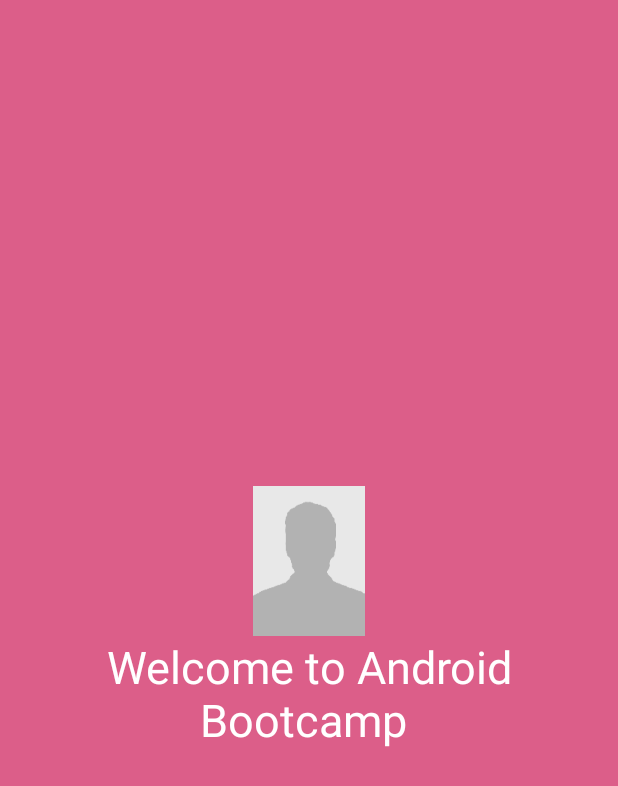
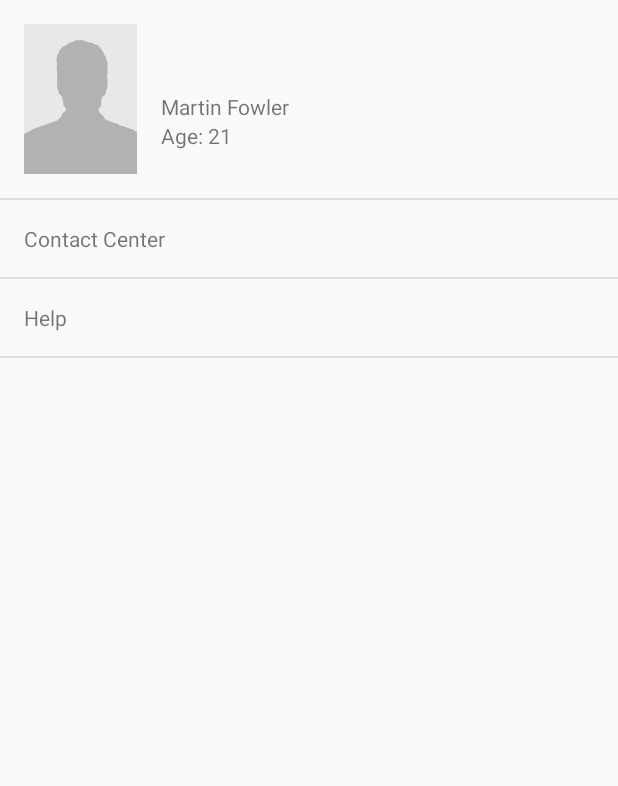
Before and after one commit to jhansireddy/Bootcamp, an Android app: the screen it shows after launch (AccountsActivity), after a tap on "LOGIN", on a phone screen of 412 x 824 dp. Shown: the top 786 px of the screen. Run offline under Robolectric (Android 15) with nearby library versions, the phone set to English and light mode, and no system bars.

Commit message:
Added Fragment

```diff
--- a/app/src/main/java/com/androidbootcamp/AccountsActivity.java
+++ b/app/src/main/java/com/androidbootcamp/AccountsActivity.java
@@ -1,6 +1,7 @@
 package com.androidbootcamp;
 
 import android.app.Activity;
+import android.app.Fragment;
 import android.content.Intent;
 import android.graphics.Bitmap;
 import android.os.Bundle;
@@ -16,47 +17,22 @@ import com.androidbootcamp.util.CameraUtility;
  */
 public class AccountsActivity extends Activity {
 
-    private static final int CAPTURE_IMAGE_ACTIVITY_REQUEST_CODE = 12;
-    public static String UserName = "USER_NAME";
-    private ImageView profilePic;
+    public static String UserName ="userName";
+    private AccountsFragment accountsFragment;
 
     @Override
     protected void onCreate(Bundle savedInstanceState) {
         super.onCreate(savedInstanceState);
         setContentView(R.layout.activity_accounts);
-        init();
-    }
-
-    private void init() {
-        TextView welcomeTextView = (TextView) findViewById(R.id.welcomeTextView);
-        welcomeTextView.setText(getWelcomeText());
-        profilePic = (ImageView) findViewById(R.id.profilePic);
-        profilePic.setOnClickListener(new ProfilePicClickListener());
-    }
-
-    private String getWelcomeText() {
-        String userName = getIntent().getStringExtra(UserName);
-        return getString(R.string.welcome) + " " + userName;
-    }
-
-    private class ProfilePicClickListener implements View.OnClickListener {
-
-        @Override
-        public void onClick(View v) {
-            captureImageFromCamera();
-        }
-    }
-
-    private void captureImageFromCamera() {
-        CameraUtility.captureImage(this, CAPTURE_IMAGE_ACTIVITY_REQUEST_CODE);
+        accountsFragment = (AccountsFragment) getFragmentManager().findFragmentById(R.id.accountsFragment);
     }
 
     @Override
     protected void onActivityResult(int requestCode, int resultCode, Intent data) {
         super.onActivityResult(requestCode, resultCode, data);
-        if (requestCode == CAPTURE_IMAGE_ACTIVITY_REQUEST_CODE && resultCode == Activity.RESULT_OK) {
+        if (requestCode == AccountsFragment.CAPTURE_IMAGE_ACTIVITY_REQUEST_CODE && resultCode == Activity.RESULT_OK) {
             Bitmap bitmap = CameraUtility.extractImage(data);
-            profilePic.setImageBitmap(bitmap);
+            accountsFragment.setImageBitmap(bitmap);
         }
     }
 }
--- /dev/null
+++ b/app/src/main/java/com/androidbootcamp/AccountsFragment.java
@@ -0,0 +1,61 @@
+package com.androidbootcamp;
+
+import android.app.Activity;
+import android.app.Fragment;
+import android.content.Intent;
+import android.graphics.Bitmap;
+import android.os.Bundle;
+import android.support.annotation.Nullable;
+import android.view.LayoutInflater;
+import android.view.View;
+import android.view.ViewGroup;
+import android.widget.ImageView;
+import android.widget.TextView;
+
+import com.androidbootcamp.util.CameraUtility;
+
+/**
+ * Created by jhansirk on 1/15/16.
+ */
+public class AccountsFragment extends Fragment {
+
+    private View view;
+    public static final int CAPTURE_IMAGE_ACTIVITY_REQUEST_CODE = 12;
+    private ImageView profilePic;
+
+    @Nullable
+    @Override
+    public View onCreateView(LayoutInflater inflater, ViewGroup container, Bundle savedInstanceState) {
+        view = inflater.inflate(R.layout.fragment_accounts, null);
+        init();
+        return view;
+    }
+
+    private void init() {
+        TextView welcomeTextView = (TextView) view.findViewById(R.id.welcomeTextView);
+        profilePic = (ImageView) view.findViewById(R.id.profilePic);
+        profilePic.setOnClickListener(new ProfilePicClickListener());
+    }
+
+    private String getWelcomeText() {
+        String userName = getActivity().getIntent().getStringExtra(AccountsActivity.UserName);
+        return getString(R.string.welcome) + " " + userName;
+    }
+
+    public void setImageBitmap(Bitmap bitmap) {
+        profilePic.setImageBitmap(bitmap);
+    }
+
+    private class ProfilePicClickListener implements View.OnClickListener {
+
+        @Override
+        public void onClick(View v) {
+            captureImageFromCamera();
+        }
+    }
+
+    private void captureImageFromCamera() {
+        CameraUtility.captureImage(getActivity(), CAPTURE_IMAGE_ACTIVITY_REQUEST_CODE);
+    }
+
+}
--- a/app/src/main/res/layout/activity_accounts.xml
+++ b/app/src/main/res/layout/activity_accounts.xml
@@ -2,24 +2,14 @@
 <LinearLayout xmlns:android="http://schemas.android.com/apk/res/android"
     android:layout_width="match_parent"
     android:layout_height="match_parent"
-    android:background="@color/colorAccent"
     android:gravity="center"
     android:orientation="vertical">
 
-    <ImageView
-        android:id="@+id/profilePic"
-        android:layout_width="200dp"
-        android:layout_height="100dp"
-        android:src="@drawable/profile_pic"
-        />
-
-    <TextView
-        android:id="@+id/welcomeTextView"
+    <fragment
+        android:id="@+id/accountsFragment"
+        class="com.androidbootcamp.AccountsFragment"
         android:layout_width="match_parent"
-        android:layout_height="wrap_content"
-        android:gravity="center_horizontal"
-        android:textColor="@android:color/white"
-        android:textSize="@dimen/largeTextSize" />
+        android:layout_height="match_parent"/>
 
 
 </LinearLayout>
--- /dev/null
+++ b/app/src/main/res/layout/fragment_accounts.xml
@@ -0,0 +1,78 @@
+<?xml version="1.0" encoding="utf-8"?>
+<LinearLayout xmlns:android="http://schemas.android.com/apk/res/android"
+    android:orientation="vertical" android:layout_width="match_parent"
+    android:layout_height="match_parent"
+    >
+
+    <LinearLayout
+        android:layout_width="match_parent"
+        android:layout_height="wrap_content"
+        android:paddingBottom="@dimen/activity_horizontal_margin"
+        android:paddingLeft="@dimen/activity_horizontal_margin"
+        android:paddingRight="@dimen/activity_horizontal_margin"
+        android:paddingTop="@dimen/activity_horizontal_margin"
+        android:orientation="horizontal">
+
+        <ImageView
+            android:id="@+id/profilePic"
+            android:layout_width="75dp"
+            android:layout_height="100dp"
+            android:src="@drawable/profile_pic"
+            />
+
+        <LinearLayout
+            android:orientation="vertical"
+            android:layout_width="match_parent"
+            android:layout_gravity="bottom"
+            android:layout_height="wrap_content"
+            android:padding="@dimen/small_padding">
+
+            <TextView
+                android:id="@+id/welcomeTextView"
+                android:layout_width="wrap_content"
+                android:layout_height="wrap_content"
+                android:text="Martin Fowler"
+                />
+
+            <TextView
+                android:layout_width="wrap_content"
+                android:layout_height="wrap_content"
+                android:text="Age: 21"
+                />
+        </LinearLayout>
+
+    </LinearLayout>
+
+    <ImageView
+        android:layout_width="match_parent"
+        android:layout_height="1dp"
+        android:background="#90cfcdcd"
+        />
+
+    <TextView
+        android:layout_width="match_parent"
+        android:layout_height="wrap_content"
+        android:text="Contact Center"
+        android:padding="@dimen/small_padding"
+        />
+
+    <ImageView
+        android:layout_width="match_parent"
+        android:layout_height="1dp"
+        android:background="#90cfcdcd"
+        />
+
+    <TextView
+        android:layout_width="match_parent"
+        android:layout_height="wrap_content"
+        android:text="Help"
+        android:padding="@dimen/small_padding"
+        />
+
+    <ImageView
+        android:layout_width="match_parent"
+        android:layout_height="1dp"
+        android:background="#90cfcdcd"
+        />
+
+</LinearLayout>
--- a/app/src/main/res/values/dimens.xml
+++ b/app/src/main/res/values/dimens.xml
@@ -4,6 +4,7 @@
     <dimen name="activity_vertical_margin">64dp</dimen>
     <dimen name="fab_margin">16dp</dimen>
     <dimen name="small_margin">16dp</dimen>
+    <dimen name="small_padding">16dp</dimen>
     <dimen name="textbox_height">50dp</dimen>
     <dimen name="login_button_height">35dp</dimen>
     <dimen name="button_stroke_width">1dp</dimen>
```
